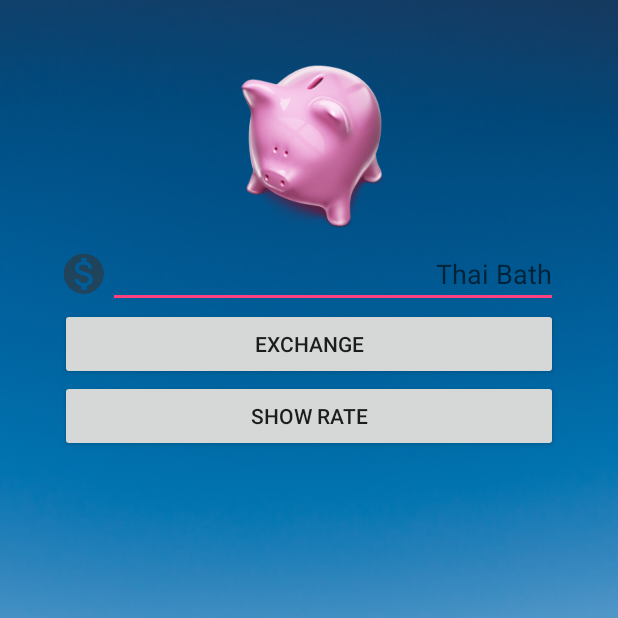
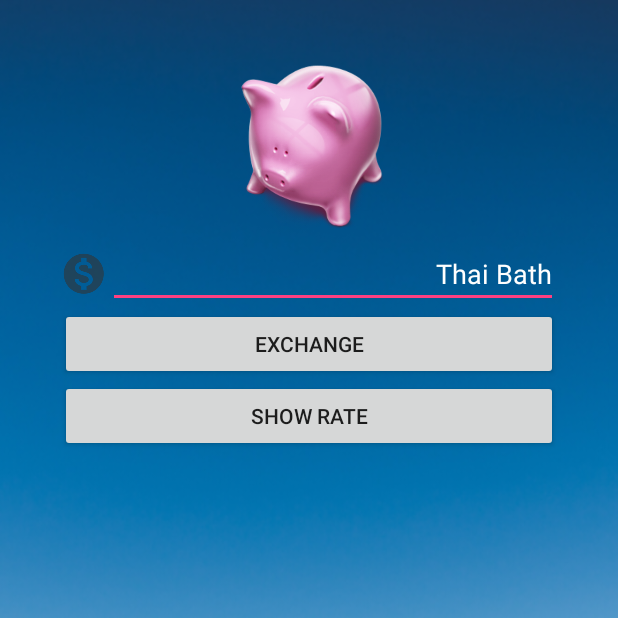
Before and after one commit to SuperThanomsak/MyExchange, an Android app: the screen it shows after launch (MainActivity), on a phone screen of 412 x 824 dp, the top half of it. Run offline under Robolectric (Android 15) with nearby library versions, the phone set to English and light mode, and no system bars.

Commit message:
Finish  7/01/2018

```diff
--- a/app/src/main/java/jcn/dyndns/org/myexchange/fragment/MainFragment.java
+++ b/app/src/main/java/jcn/dyndns/org/myexchange/fragment/MainFragment.java
@@ -6,6 +6,8 @@ import android.support.v4.app.Fragment;
 import android.view.LayoutInflater;
 import android.view.View;
 import android.view.ViewGroup;
+import android.widget.Button;
+import android.widget.EditText;
 
 import jcn.dyndns.org.myexchange.R;
 
@@ -15,11 +17,43 @@ import jcn.dyndns.org.myexchange.R;
 
 public class MainFragment extends Fragment{
 
+    @Override
+    public void onActivityCreated(@Nullable Bundle savedInstanceState) {
+        super.onActivityCreated(savedInstanceState);
+
+            // Exchange Controller
+        exchangeController();
+
+
+
+    } //main Method
+
+    private void exchangeController() {
+        Button button = getView().findViewById(R.id.btnExchange);
+        button.setOnClickListener(new View.OnClickListener() {
+            @Override
+            public void onClick(View view) {
+
+//                initial view
+             EditText editText = getView().findViewById(R.id.edtMoney);
+             String moneyString  = editText.getText().toString().trim();
+                if (moneyString.isEmpty()) {
+//                    Have SpaceHave
+
+                }
+
+
+
+
+            } // onClick
+        });
+    }
+
     @Nullable
     @Override
     public View onCreateView(LayoutInflater inflater, @Nullable ViewGroup container, @Nullable Bundle savedInstanceState) {
-
         View view =inflater.inflate(R.layout.fragement_main,container,false);
         return view;
     }
+
 }// Main Class
--- a/app/src/main/res/layout/fragement_main.xml
+++ b/app/src/main/res/layout/fragement_main.xml
@@ -30,7 +30,10 @@
 
             <!--Text field-->
             <EditText
-android:gravity="right"
+                android:id="@+id/edtMoney"
+                android:textColorHint="#ffffff"
+                android:textColor="#ffffff"
+                android:gravity="right"
                 android:inputType="number"
                 android:hint="Thai Bath"
                 android:layout_width="match_parent"
@@ -42,12 +45,14 @@ android:gravity="right"
         <!--Exchange Button-->
 
         <Button
+            android:id="@+id/btnExchange"
             android:text="Exchange"
             android:layout_width="match_parent"
             android:layout_height="wrap_content" />
 
         <!--Show Rate Button-->
         <Button
+            android:id="@+id/btnShowRate"
             android:text="Show Rate"
             android:layout_width="match_parent"
             android:layout_height="wrap_content" />
```
Also changed, not shown: app/src/main/java/jcn/dyndns/org/myexchange/utility/MyAlert.java (added, +26 -0 lines).
